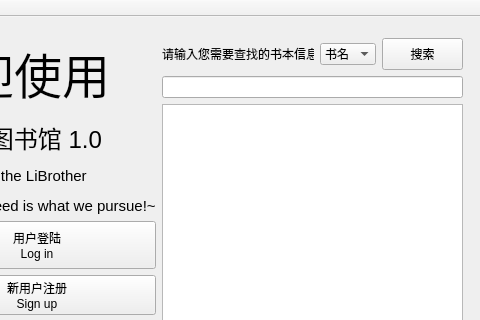
The window that LiBrother/LiBrotherClient/mainwindow.ui (sxtyzhangzk/LiBrother) describes before a commit, drawn with Qt 5; both pictures show x 93 to 573 and y 0 to 320 of the 573 by 524 pixel window.
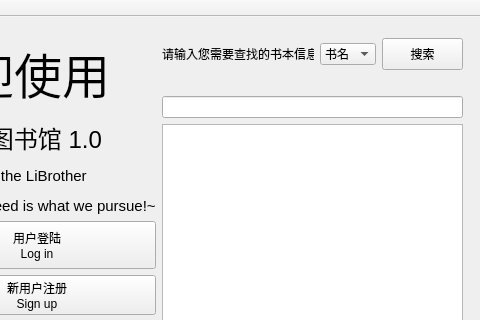
The same window after the commit.

What changed in the file:
```diff
--- a/LiBrother/LiBrotherClient/mainwindow.ui
+++ b/LiBrother/LiBrotherClient/mainwindow.ui
@@ -142,6 +142,19 @@
            </item>
           </layout>
          </item>
+         <item>
+          <spacer name="horizontalSpacer">
+           <property name="orientation">
+            <enum>Qt::Horizontal</enum>
+           </property>
+           <property name="sizeHint" stdset="0">
+            <size>
+             <width>40</width>
+             <height>20</height>
+            </size>
+           </property>
+          </spacer>
+         </item>
          <item>
           <widget class="QLineEdit" name="lineEdit"/>
          </item>
```
